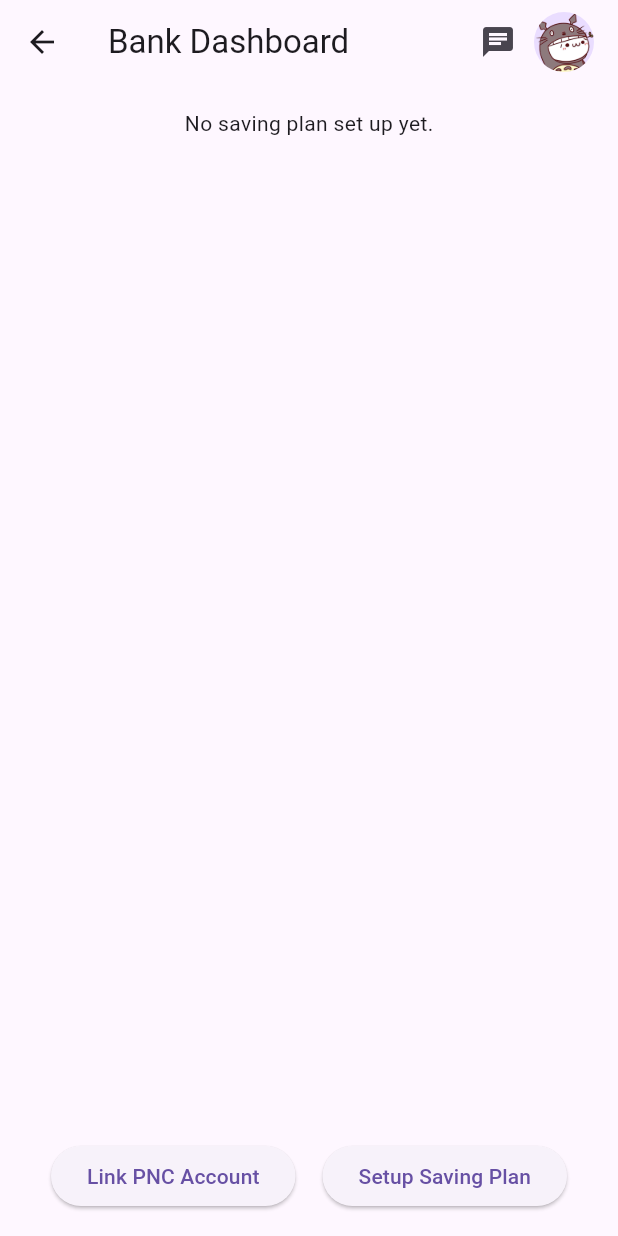
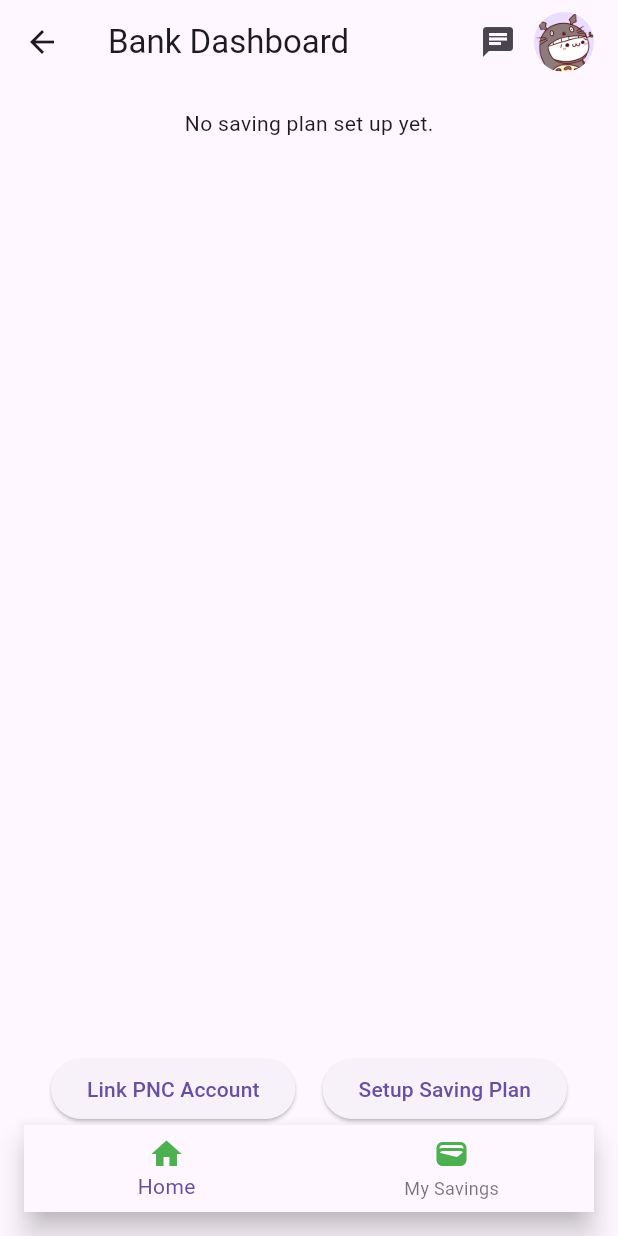
Before and after one commit to EasonJiang94/LilMoneyMan, a Flutter app: the HomeScreen screen opened by its route, on a phone screen of 412 x 824 dp. Run offline on Flutter 3.47's test engine with Material 3 defaults, Android fonts, the phone set to English and light mode, and no system bars.

Commit message:
icon buttons

```diff
--- a/lib/screens/home_screen.dart
+++ b/lib/screens/home_screen.dart
@@ -1,8 +1,11 @@
 import 'package:flutter/material.dart';
 import '../screens/saving_plan_screen.dart'; // to access currentSavingPlanData
 
-class HomeScreen extends StatelessWidget {
-  const HomeScreen({super.key});
+class HomeScreen extends StatefulWidget {
+  HomePage createState() => HomePage();
+}
+class HomePage extends State<HomeScreen>{
+  HomePage({dynamic key});
 
   Widget _buildDashboard() {
     if (currentSavingPlanData == null) {
@@ -56,7 +59,7 @@ class HomeScreen extends StatelessWidget {
       child: Text(label),
     );
   }
-
+  int currentIndex = 0;
   @override
   Widget build(BuildContext context) {
     return Scaffold(
@@ -97,6 +100,24 @@ class HomeScreen extends StatelessWidget {
                 _buildMenuButton(context, 'Setup Saving Plan', '/savingPlan'),
               ],
             ),
+            BottomNavigationBar(
+              items: const [
+                BottomNavigationBarItem(
+                  label: "Home",
+                  icon: Icon(Icons.home,
+                  color: Colors.green)),
+                BottomNavigationBarItem(
+                  label: "My Savings",
+                  icon: Icon(Icons.wallet,
+                  color: Colors.green)),
+              ],
+              currentIndex: 0,
+              onTap: (int index) {
+                setState(() {
+                  currentIndex = index;
+                });
+              },
+            ),
           ],
         ),
       ),
```
